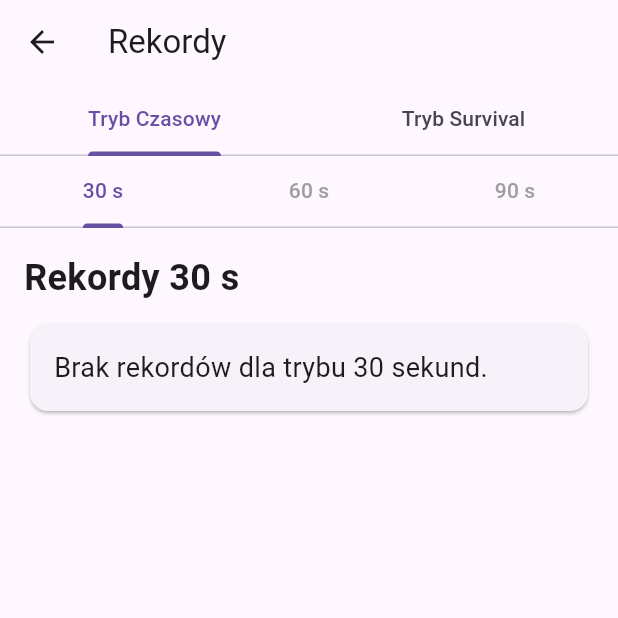
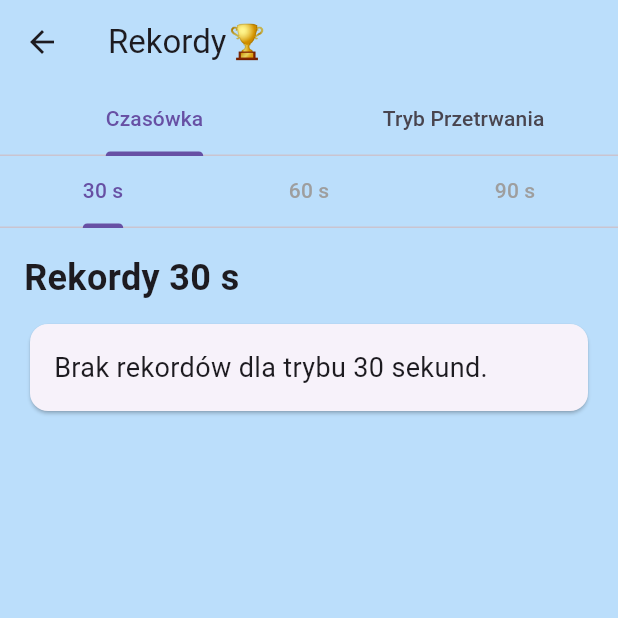
Before and after one commit to Filipkekw/zadanie-praktyki2, a Flutter app: the RecordsPage screen opened directly, on a phone screen of 412 x 824 dp, the top half of it. Run offline on Flutter 3.47's test engine with Material 3 defaults, Android fonts, the phone set to English and light mode, and no system bars; missing offline and left inert: bitsdojo_window.

Commit message:
Zmiana tła dla strony z rekordami, zmiana nazwy trybu czasowego na "Czasówka"

```diff
--- a/lib/main.dart
+++ b/lib/main.dart
@@ -176,7 +176,7 @@ class HomePage extends StatelessWidget {
                     _createTimeSelectionRoute(),
                   );
                 },
-                child: Text('Tryb Czasowy'),
+                child: Text('Czasówka'),
               ),
               SizedBox(height: 10),
               ElevatedButton(
@@ -193,7 +193,7 @@ class HomePage extends StatelessWidget {
                     MaterialPageRoute(builder: (context) => RecordsPage()),
                   );
                 },
-                child: Text('Rekordy'),
+                child: Text('Rekordy🏆'),
               ),
             ],
           ),
@@ -252,14 +252,16 @@ class RecordsPage extends StatelessWidget {
   @override
   Widget build(BuildContext context) {
     return DefaultTabController(
-      length: 2, // Główne zakładki: Tryb Czasowy i Tryb Survival
+      length: 2, // Główne zakładki: Tryb Presja czasu i Tryb przetrwania
       child: Scaffold(
+        backgroundColor: Color(0xFFBBDEFB),
         appBar: AppBar(
-          title: Text('Rekordy'),
+          title: Text('Rekordy🏆'),
+          backgroundColor: Color(0xFFBBDEFB),
           bottom: TabBar(
             tabs: [
-              Tab(text: 'Tryb Czasowy'),
-              Tab(text: 'Tryb Survival'),
+              Tab(text: 'Czasówka'),
+              Tab(text: 'Tryb Przetrwania'),
             ],
           ),
         ),
@@ -269,9 +271,9 @@ class RecordsPage extends StatelessWidget {
             TimeRecordsSection(),
             // Zakładka z rekordami dla trybu survival
             RecordsSection(
-              title: 'Rekordy trybu survival',
+              title: 'Rekordy trybu przetrwania',
               records: RecordsRepository.survivalRecords,
-              emptyMessage: 'Brak rekordów dla trybu survival.',
+              emptyMessage: 'Brak rekordów dla trybu przetrwania.',
             ),
           ],
         ),
@@ -920,7 +922,7 @@ class _TimeSelectionScreenState extends State<TimeSelectionScreen> {
     return Scaffold(
       extendBodyBehindAppBar: true,
       appBar: AppBar(
-        title: Text('Tryb Czasowy'),
+        title: Text('Czasówka'),
         backgroundColor: Colors.transparent,
         elevation: 0,
       ),
```
